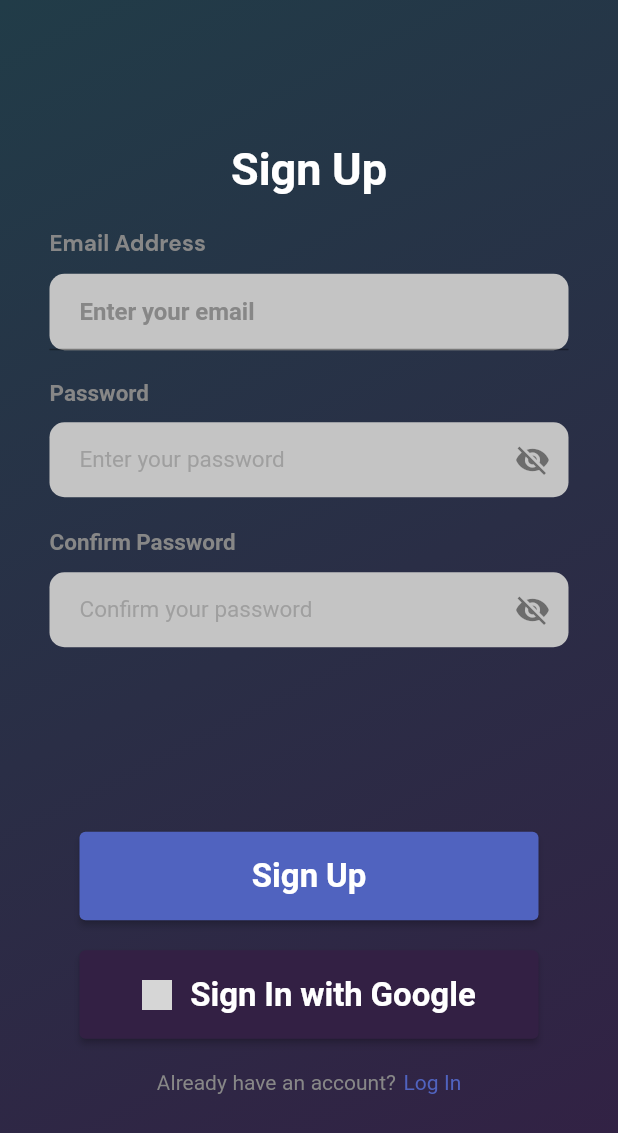
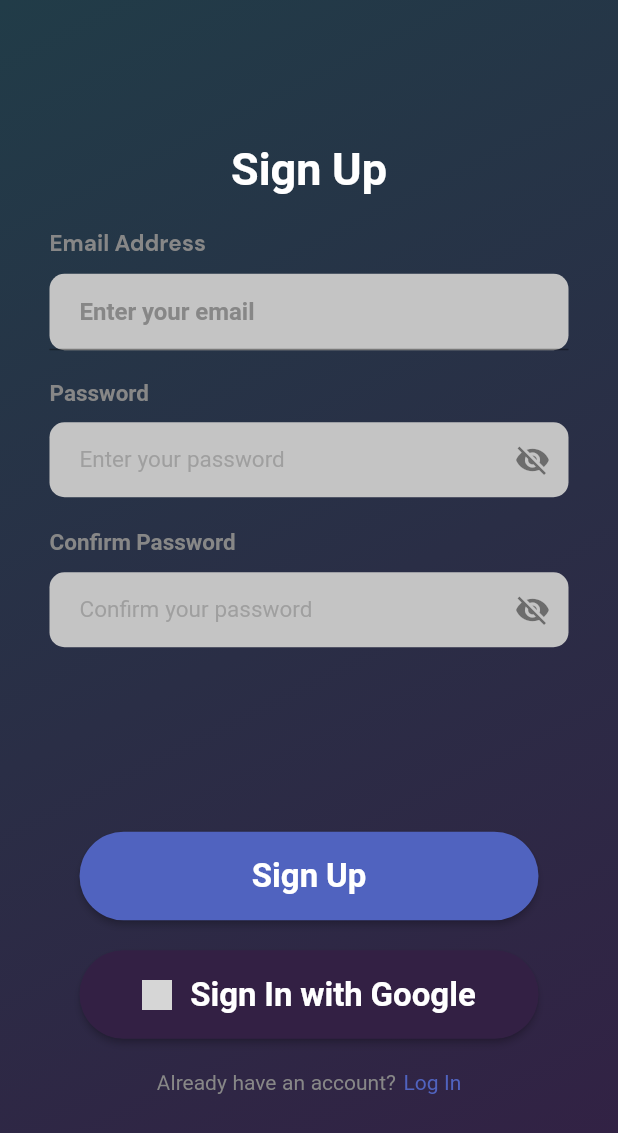
Before and after one commit to Maisho20/Dompet-digital, a Flutter app: the RegisterPage screen opened by its route, on a phone screen of 412 x 824 dp. Shown: the top 1133 px of the screen. Run offline on Flutter 3.47's test engine with Material 2 defaults, Android fonts, the phone set to English and light mode, and no system bars; our stand-ins replace google_fonts, pin_code_fields; network calls fail; grey boxes are pictures that could not be loaded.

Commit message:
Update login dan register page

```diff
--- a/lib/pages/login.dart
+++ b/lib/pages/login.dart
@@ -186,6 +186,9 @@ class _LoginPageState extends State<LoginPage> {
                     child: ElevatedButton(
                       style: ElevatedButton.styleFrom(
                         backgroundColor: loginBtnColor,
+                        shape: RoundedRectangleBorder(
+                          borderRadius: BorderRadius.circular(30),
+                        ),
                       ),
                       onPressed: () {},
                       child: Text(
@@ -205,6 +208,9 @@ class _LoginPageState extends State<LoginPage> {
                     child: ElevatedButton(
                       style: ElevatedButton.styleFrom(
                         backgroundColor: loginBtnColor2,
+                        shape: RoundedRectangleBorder(
+                          borderRadius: BorderRadius.circular(30),
+                        ),
                       ),
                       onPressed: () {},
                       child: Row(
--- a/lib/pages/register.dart
+++ b/lib/pages/register.dart
@@ -178,6 +178,9 @@ class _RegisterPageState extends State<RegisterPage> {
                         child: ElevatedButton(
                           style: ElevatedButton.styleFrom(
                             backgroundColor: loginBtnColor,
+                            shape: RoundedRectangleBorder(
+                              borderRadius: BorderRadius.circular(30),
+                            ),
                           ),
                           onPressed: () {},
                           child: Text(
@@ -198,6 +201,9 @@ class _RegisterPageState extends State<RegisterPage> {
                         child: ElevatedButton(
                           style: ElevatedButton.styleFrom(
                             backgroundColor: loginBtnColor2,
+                            shape: RoundedRectangleBorder(
+                              borderRadius: BorderRadius.circular(30),
+                            ),
                           ),
                           onPressed: () {},
                           child: Row(
```
